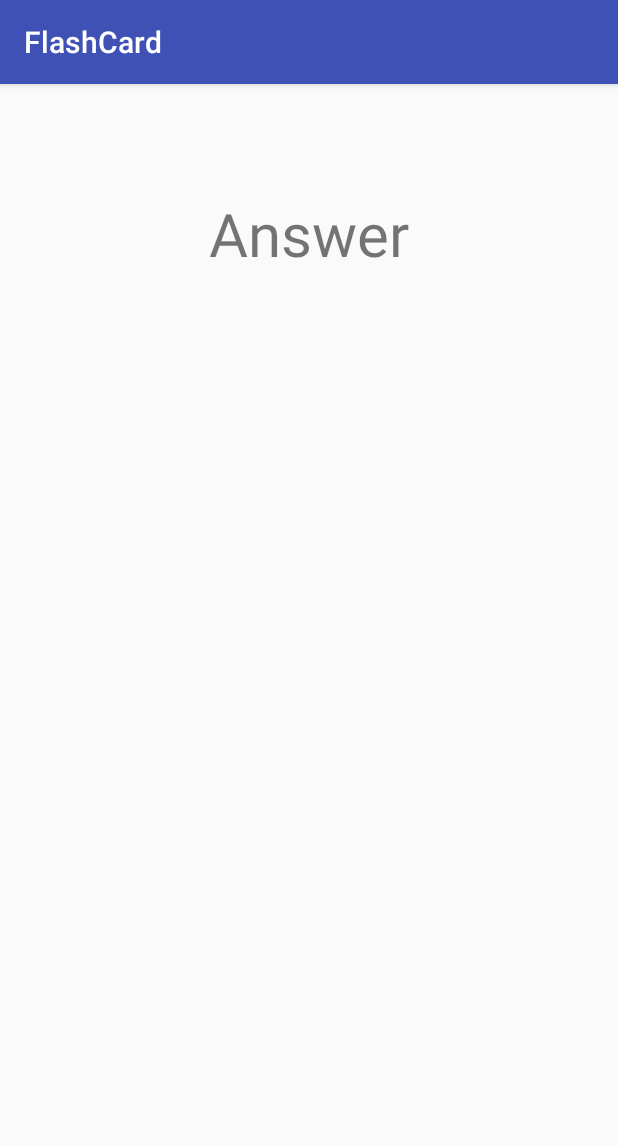
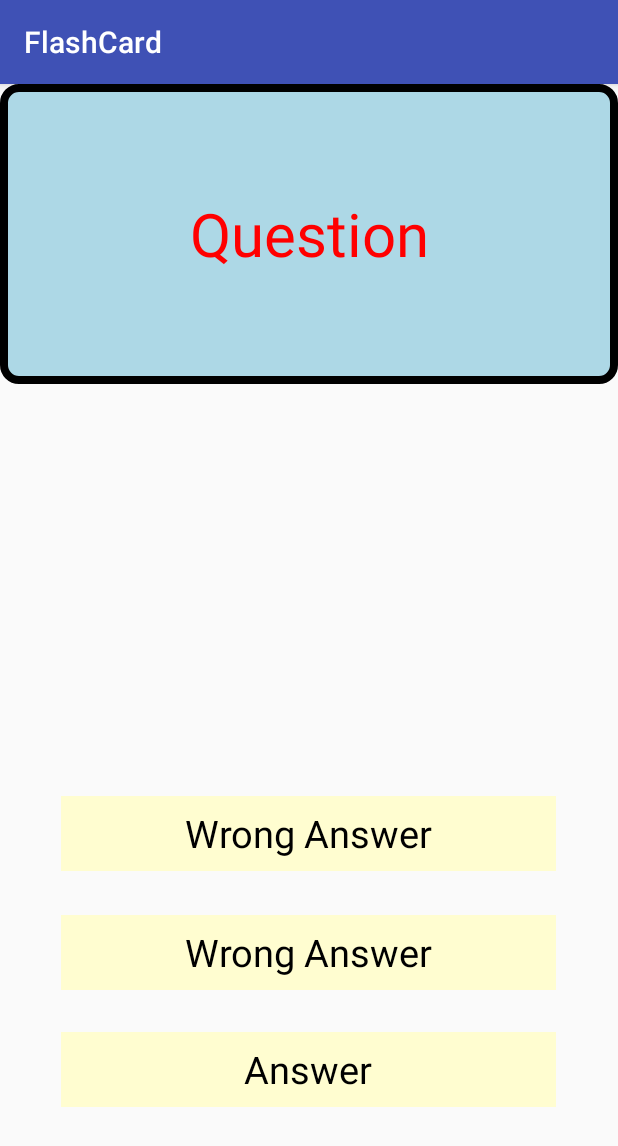
Before and after one commit to AlynMing/AndroidFlashcards, an Android app: the screen it shows after launch (MainActivity), after a tap on "Question", on a phone screen of 412 x 824 dp. Shown: the top 1146 px of the screen. Run offline under Robolectric (Android 15) with nearby library versions, the phone set to English and light mode, and no system bars.

Commit message:
Added choices

```diff
--- a/app/src/main/java/com/example/wongy/flashcard/MainActivity.java
+++ b/app/src/main/java/com/example/wongy/flashcard/MainActivity.java
@@ -14,8 +14,38 @@ public class MainActivity extends AppCompatActivity {
     findViewById(R.id.flashcard_question).setOnClickListener(new View.OnClickListener() {
         @Override
         public void onClick(View view) {
-            findViewById(R.id.flashcard_question).setVisibility(view.INVISIBLE);
-            findViewById(R.id.flashcard_answer).setVisibility(view.VISIBLE);
+            findViewById(R.id.flashcard_question).setVisibility(view.VISIBLE);
+            findViewById(R.id.flashcard_answer1).setBackgroundColor(getResources().getColor(R.color.colorCream));
+            findViewById(R.id.flashcard_answer2).setBackgroundColor(getResources().getColor(R.color.colorCream));
+            findViewById(R.id.flashcard_answer3).setBackgroundColor(getResources().getColor(R.color.colorCream));
+        }
+    });
+
+    findViewById(R.id.flashcard_answer1).setOnClickListener(new View.OnClickListener() {
+        @Override
+        public void onClick(View view) {
+            findViewById(R.id.flashcard_answer1).setBackgroundColor(getResources().getColor(R.color.colorDarkRed));
+            findViewById(R.id.flashcard_answer2).setBackgroundColor(getResources().getColor(R.color.colorCream));
+            findViewById(R.id.flashcard_answer3).setBackgroundColor(getResources().getColor(R.color.colorLightGreen));
+        }
+    });
+
+
+    findViewById(R.id.flashcard_answer2).setOnClickListener(new View.OnClickListener() {
+        @Override
+        public void onClick(View view) {
+            findViewById(R.id.flashcard_answer1).setBackgroundColor(getResources().getColor(R.color.colorCream));
+            findViewById(R.id.flashcard_answer2).setBackgroundColor(getResources().getColor(R.color.colorDarkRed));
+            findViewById(R.id.flashcard_answer3).setBackgroundColor(getResources().getColor(R.color.colorLightGreen));
+        }
+    });
+
+    findViewById(R.id.flashcard_answer3).setOnClickListener(new View.OnClickListener() {
+        @Override
+        public void onClick(View view) {
+            findViewById(R.id.flashcard_answer1).setBackgroundColor(getResources().getColor(R.color.colorCream));
+            findViewById(R.id.flashcard_answer2).setBackgroundColor(getResources().getColor(R.color.colorCream));
+            findViewById(R.id.flashcard_answer3).setBackgroundColor(getResources().getColor(R.color.colorLightGreen));
         }
     });
 
--- /dev/null
+++ b/app/src/main/res/drawable/card_background.xml
@@ -0,0 +1,8 @@
+<?xml version="1.0" encoding="utf-8"?>
+<shape xmlns:android="http://schemas.android.com/apk/res/android"
+    android:shape="rectangle">
+    <corners android:radius="10dp" />
+    <stroke android:color="#000000" android:width="5dp" />
+    <solid android:color="@color/colorLightBlue" />
+
+</shape>
--- a/app/src/main/res/layout/activity_main.xml
+++ b/app/src/main/res/layout/activity_main.xml
@@ -13,21 +13,53 @@
         android:layout_height="200dp"
         android:layout_alignParentStart="true"
         android:layout_alignParentTop="true"
+        android:background="@drawable/card_background"
         android:gravity="center"
         android:text="Question"
         android:textAlignment="center"
+        android:textColor="@color/colorRed"
         android:textSize="40sp" />
 
     <TextView
-        android:id="@+id/flashcard_answer"
-        android:layout_width="match_parent"
-        android:layout_height="200dp"
-        android:layout_alignParentStart="true"
-        android:layout_alignParentTop="true"
+        android:id="@+id/flashcard_answer1"
+        android:layout_width="330dp"
+        android:layout_height="50dp"
+        android:layout_alignParentBottom="true"
+        android:layout_centerHorizontal="true"
+        android:layout_marginBottom="243dp"
+        android:background="@color/colorCream"
+        android:gravity="center"
+        android:text="Wrong Answer"
+        android:textAlignment="center"
+        android:textColor="@color/colorBlack"
+        android:textSize="25dp" />
+
+    <TextView
+        android:id="@+id/flashcard_answer2"
+        android:layout_width="330dp"
+        android:layout_height="50dp"
+        android:layout_alignParentBottom="true"
+        android:layout_centerHorizontal="true"
+        android:layout_marginBottom="164dp"
+        android:background="@color/colorCream"
+        android:gravity="center"
+        android:text="Wrong Answer"
+        android:textAlignment="center"
+        android:textColor="@color/colorBlack"
+        android:textSize="25sp" />
+
+    <TextView
+        android:id="@+id/flashcard_answer3"
+        android:layout_width="330dp"
+        android:layout_height="50dp"
+        android:layout_alignParentBottom="true"
+        android:layout_centerHorizontal="true"
+        android:layout_marginBottom="86dp"
+        android:background="@color/colorCream"
         android:gravity="center"
         android:text="Answer"
         android:textAlignment="center"
-        android:textSize="40sp"
-        android:visibility="invisible" />
+        android:textColor="@color/colorBlack"
+        android:textSize="25sp" />
 
 </RelativeLayout>
--- a/app/src/main/res/values/colors.xml
+++ b/app/src/main/res/values/colors.xml
@@ -3,4 +3,10 @@
     <color name="colorPrimary">#3F51B5</color>
     <color name="colorPrimaryDark">#303F9F</color>
     <color name="colorAccent">#FF4081</color>
+    <color name="colorRed">#FF0000</color>
+    <color name="colorBlack">#000000</color>
+    <color name="colorCream">#FFFDD0</color>
+    <color name="colorLightBlue">#add8e6</color>
+    <color name="colorDarkRed">#8b0000</color>
+    <color name="colorLightGreen">#90ee90</color>
 </resources>
```
